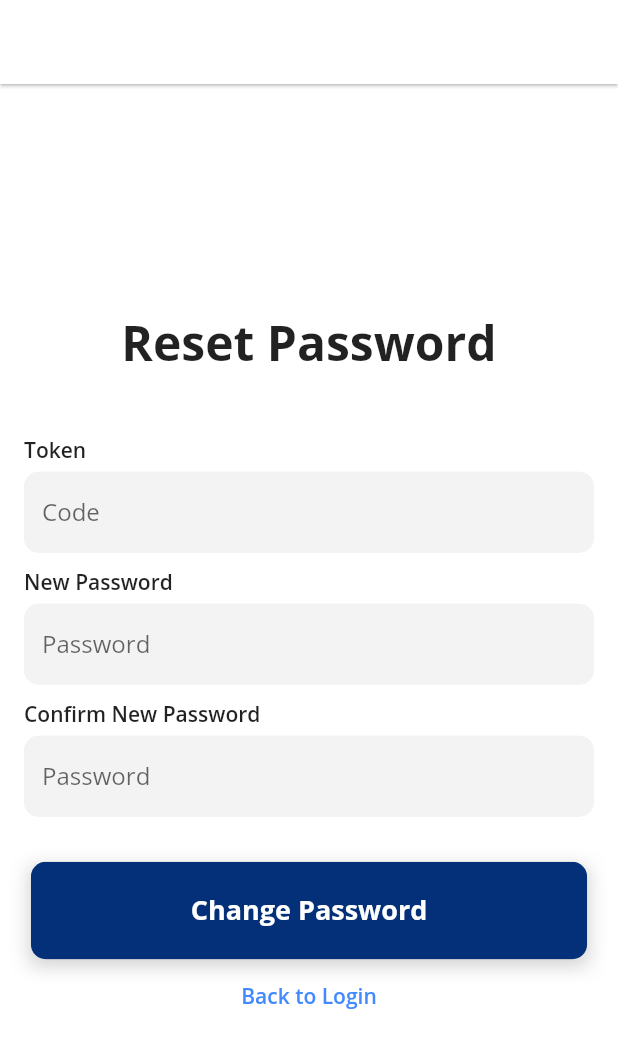
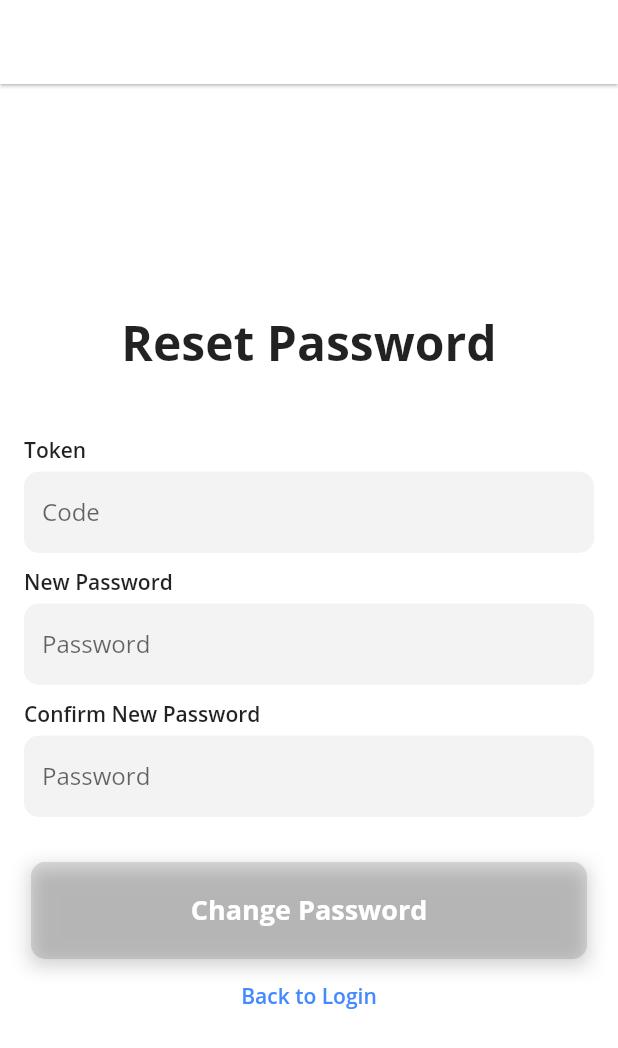
Before and after one commit to lendlc/ask-it-mobile, a Flutter app: the ResetPasswordScreen screen opened directly with empty values, on a phone screen of 412 x 824 dp. Shown: the top 1048 px of the screen. Run offline on Flutter 3.47's test engine with Material 2 defaults, Android fonts, the light colour scheme and no system bars; our stand-ins replace dio, flutter_riverpod, fpdart, freezed_annotation, get_storage, pretty_dio_logger and 3 more; missing offline and left inert: ndialog; accounts and stored records are empty; generated files the repository leaves out were written again.

Commit message:
Password reset implementation

```diff
--- a/lib/core/client.dart
+++ b/lib/core/client.dart
@@ -9,7 +9,7 @@ import 'package:riverpod_annotation/riverpod_annotation.dart';
 
 part 'client.g.dart';
 
-const String serverUrl = 'https://51b0-180-191-204-104.ap.ngrok.io';
+const String serverUrl = 'https://60bd-180-191-204-104.ap.ngrok.io';
 
 @RestApi(baseUrl: '$serverUrl/api/v1/')
 abstract class RestClient {
@@ -52,6 +52,9 @@ abstract class RestClient {
 
   @PUT('auth/password_reset/')
   Future<void> resetPassword(@Body() ResetPasswordDto dto);
+
+  @POST('auth/password_change/')
+  Future<void> changePassword(@Body() ChangePasswordDto dto);
 }
 
 class _ApiTokenInterceptor extends Interceptor {
--- a/lib/screens/auth/reset_password_screen.dart
+++ b/lib/screens/auth/reset_password_screen.dart
@@ -1,10 +1,33 @@
 import 'package:ask_it/components/rounded_button.dart';
+import 'package:ask_it/core/auth/auth_controller.dart';
+import 'package:ask_it/core/auth/auth_dto.dart';
+import 'package:ask_it/core/basic_error.dart';
 import 'package:flutter/material.dart';
+import 'package:flutter_riverpod/flutter_riverpod.dart';
+import 'package:fpdart/fpdart.dart' show Either;
+import 'package:ndialog/ndialog.dart';
 
 import '../../constants.dart';
 
-class ResetPasswordScreen extends StatelessWidget {
+class ResetPasswordScreen extends StatefulWidget {
   const ResetPasswordScreen({super.key});
+
+  @override
+  State<ResetPasswordScreen> createState() => _ResetPasswordScreenState();
+}
+
+class _ResetPasswordScreenState extends State<ResetPasswordScreen> {
+  String? _code, _password, _confirmPassword;
+
+  GlobalKey<FormState> _formKey = GlobalKey<FormState>();
+
+  bool get _isFormValid =>
+      _code != null &&
+      _code!.isNotEmpty &&
+      _password != null &&
+      _password!.isNotEmpty &&
+      _confirmPassword != null &&
+      _confirmPassword!.isNotEmpty;
 
   @override
   Widget build(BuildContext context) {
@@ -16,6 +39,8 @@ class ResetPasswordScreen extends StatelessWidget {
       ),
       body: Container(
         padding: EdgeInsets.all(16),
+        child: Form(
+          key: _formKey,
           child: Column(
             mainAxisAlignment: MainAxisAlignment.center,
             children: <Widget>[
@@ -29,51 +54,122 @@ class ResetPasswordScreen extends StatelessWidget {
               SizedBox(
                 height: 30,
               ),
-            _buildTokenTF(),
-            _buildNewPasswordTF(),
-            _buildConfirmPasswordTF(),
-            SizedBox(
-              height: 25,
-            ),
-            RoundedButton(
-              text: 'Change Password',
-              color: secondaryColor,
-              textColor: Colors.white,
-              press: () {
-                Navigator.pushNamed(context, '/login');
-              },
+              Container(
+                margin: EdgeInsets.fromLTRB(0, 10, 0, 0),
+                child: Column(
+                  crossAxisAlignment: CrossAxisAlignment.start,
+                  children: [
+                    Text(
+                      'Token',
+                      style: TextStyle(fontWeight: FontWeight.w600),
                     ),
                     SizedBox(
-              height: 10,
+                      height: 5,
                     ),
-            GestureDetector(
-              onTap: () {
-                Navigator.pushNamed(context, '/login');
-              },
-              child: Text(
-                'Back to Login',
-                style: TextStyle(
-                  color: Colors.blueAccent,
-                  fontSize: 14,
-                  fontWeight: FontWeight.w600,
+                    TextFormField(
+                      decoration: InputDecoration(
+                        hintText: 'Code',
+                        filled: true,
+                        fillColor: lightColor,
+                        isDense: true,
+                        //Border when user Uses the Text Field
+                        focusedBorder: OutlineInputBorder(
+                          borderRadius: BorderRadius.circular(10.0),
+                          borderSide: BorderSide(
+                            color: Colors.black26,
                           ),
                         ),
+                        //Default Border Color
+                        enabledBorder: OutlineInputBorder(
+                          borderRadius: BorderRadius.circular(10.0),
+                          borderSide: BorderSide(
+                            color: lightColor,
+                            //width: 2.0,
+                          ),
+                        ),
+                        //Border When there is an Error
+                        errorBorder: OutlineInputBorder(
+                          //borderRadius: BorderRadius.circular(10.0),
+                          borderSide: BorderSide(
+                            color: Colors.red,
+                            width: 2.0,
+                          ),
+                        ),
+                      ),
+                      validator: (String? val) {
+                        if (val == null || val.isEmpty) {
+                          return 'Code is required';
+                        }
+                        return null;
+                      },
+                      onChanged: (String? val) {
+                        setState(() {
+                          _code = val;
+                        });
+                      },
                     ),
                   ],
                 ),
               ),
-    );
+              Container(
+                margin: EdgeInsets.fromLTRB(0, 10, 0, 0),
+                child: Column(
+                  crossAxisAlignment: CrossAxisAlignment.start,
+                  children: [
+                    Text(
+                      'New Password',
+                      style: TextStyle(fontWeight: FontWeight.w600),
+                    ),
+                    SizedBox(
+                      height: 5,
+                    ),
+                    TextFormField(
+                      obscureText: true,
+                      decoration: InputDecoration(
+                        hintText: 'Password',
+                        filled: true,
+                        fillColor: lightColor,
+                        isDense: true,
+                        //Border when user Uses the Text Field
+                        focusedBorder: OutlineInputBorder(
+                          borderRadius: BorderRadius.circular(10.0),
+                          borderSide: BorderSide(
+                            color: Colors.black26,
+                          ),
+                        ),
+                        //Default Border Color
+                        enabledBorder: OutlineInputBorder(
+                          borderRadius: BorderRadius.circular(10.0),
+                          borderSide: BorderSide(
+                            color: lightColor,
+                            //width: 2.0,
+                          ),
+                        ),
+                        //Border When there is an Error
+                        errorBorder: OutlineInputBorder(
+                          //borderRadius: BorderRadius.circular(10.0),
+                          borderSide: BorderSide(
+                            color: Colors.red,
+                            width: 2.0,
+                          ),
+                        ),
+                      ),
+                      validator: (String? val) {
+                        if (val == null || val.isEmpty) {
+                          return 'Password is required';
                         }
-}
-
-class _buildConfirmPasswordTF extends StatelessWidget {
-  const _buildConfirmPasswordTF({
-    Key? key,
-  }) : super(key: key);
-
-  @override
-  Widget build(BuildContext context) {
-    return Container(
+                        return null;
+                      },
+                      onChanged: (String? val) {
+                        setState(() {
+                          _password = val;
+                        });
+                      },
+                    ),
+                  ],
+                ),
+              ),
+              Container(
                 margin: EdgeInsets.fromLTRB(0, 10, 0, 0),
                 child: Column(
                   crossAxisAlignment: CrossAxisAlignment.start,
@@ -118,140 +214,101 @@ class _buildConfirmPasswordTF extends StatelessWidget {
                       ),
                       validator: (String? val) {
                         if (val == null || val.isEmpty) {
-                return 'Email is required';
+                          return 'Confirmation password is required';
                         }
+
+                        if (val != _password) {
+                          return 'Passwords do not match';
+                        }
+
+                        return null;
                       },
-            onSaved: (String? val) {
-              //Assigns state to variable.
+                      onChanged: (String? val) {
+                        setState(() {
+                          _confirmPassword = val;
+                        });
                       },
                     ),
                   ],
                 ),
-    );
-  }
+              ),
+              SizedBox(
+                height: 25,
+              ),
+              Consumer(
+                builder: (context, ref, _) {
+                  return RoundedButton(
+                    text: 'Change Password',
+                    color: secondaryColor,
+                    textColor: Colors.white,
+                    press: _isFormValid
+                        ? () {
+                            if (!(_formKey.currentState?.validate() ?? false)) {
+                              return;
                             }
 
-class _buildNewPasswordTF extends StatelessWidget {
-  const _buildNewPasswordTF({
-    Key? key,
-  }) : super(key: key);
+                            ProgressDialog.future<Either<BasicError, bool>>(
+                              context,
+                              future: ref.read(resetPasswordProvider).call(
+                                    ResetPasswordDto(
+                                      email: email,
+                                      code: _code!,
+                                      newPassword: _password!,
+                                      newPasswordConfirmation: _confirmPassword!,
+                                    ),
+                                  ),
+                              title: Text('Password reset'),
+                              message: Text('Please wait...'),
+                            ).then((value) {
+                              if (value == null) return;
 
-  @override
-  Widget build(BuildContext context) {
-    return Container(
-      margin: EdgeInsets.fromLTRB(0, 10, 0, 0),
-      child: Column(
-        crossAxisAlignment: CrossAxisAlignment.start,
-        children: [
-          Text(
-            'New Password',
-            style: TextStyle(fontWeight: FontWeight.w600),
+                              value.fold(
+                                (l) {
+                                  ScaffoldMessenger.of(context).showSnackBar(
+                                    SnackBar(
+                                      content: Text(l.message),
+                                      backgroundColor: Colors.red,
+                                    ),
+                                  );
+                                },
+                                (r) {
+                                  if (r) {
+                                    ScaffoldMessenger.of(context).showSnackBar(
+                                      SnackBar(
+                                        content: Text('Password reset successful'),
+                                        backgroundColor: secondaryColor,
+                                      ),
+                                    );
+                                    Navigator.pushNamed(context, '/login');
+                                  }
+                                },
+                              );
+                            });
+                          }
+                        : null,
+                  );
+                },
               ),
               SizedBox(
-            height: 5,
+                height: 10,
               ),
-          TextFormField(
-            obscureText: true,
-            decoration: InputDecoration(
-              hintText: 'Password',
-              filled: true,
-              fillColor: lightColor,
-              isDense: true,
-              //Border when user Uses the Text Field
-              focusedBorder: OutlineInputBorder(
-                borderRadius: BorderRadius.circular(10.0),
-                borderSide: BorderSide(
-                  color: Colors.black26,
-                ),
-              ),
-              //Default Border Color
-              enabledBorder: OutlineInputBorder(
-                borderRadius: BorderRadius.circular(10.0),
-                borderSide: BorderSide(
-                  color: lightColor,
-                  //width: 2.0,
-                ),
-              ),
-              //Border When there is an Error
-              errorBorder: OutlineInputBorder(
-                //borderRadius: BorderRadius.circular(10.0),
-                borderSide: BorderSide(
-                  color: Colors.red,
-                  width: 2.0,
+              GestureDetector(
+                onTap: () {
+                  Navigator.pushNamed(context, '/login');
+                },
+                child: Text(
+                  'Back to Login',
+                  style: TextStyle(
+                    color: Colors.blueAccent,
+                    fontSize: 14,
+                    fontWeight: FontWeight.w600,
                   ),
                 ),
               ),
-            validator: (String? val) {
-              if (val == null || val.isEmpty) {
-                return 'Email is required';
-              }
-            },
-            onSaved: (String? val) {
-              //Assigns state to variable.
-            },
+            ],
           ),
-        ],
+        ),
       ),
     );
   }
 }
-
-class _buildTokenTF extends StatelessWidget {
-  @override
-  Widget build(BuildContext context) {
-    return Container(
-      margin: EdgeInsets.fromLTRB(0, 10, 0, 0),
-      child: Column(
-        crossAxisAlignment: CrossAxisAlignment.start,
-        children: [
-          Text(
-            'Token',
-            style: TextStyle(fontWeight: FontWeight.w600),
-          ),
-          SizedBox(
-            height: 5,
-          ),
-          TextFormField(
-            decoration: InputDecoration(
-              hintText: 'Code',
-              filled: true,
-              fillColor: lightColor,
-              isDense: true,
-              //Border when user Uses the Text Field
-              focusedBorder: OutlineInputBorder(
-                borderRadius: BorderRadius.circular(10.0),
-                borderSide: BorderSide(
-                  color: Colors.black26,
-                ),
-              ),
-              //Default Border Color
-              enabledBorder: OutlineInputBorder(
-                borderRadius: BorderRadius.circular(10.0),
-                borderSide: BorderSide(
-                  color: lightColor,
-                  //width: 2.0,
-                ),
-              ),
-              //Border When there is an Error
-              errorBorder: OutlineInputBorder(
-                //borderRadius: BorderRadius.circular(10.0),
-                borderSide: BorderSide(
-                  color: Colors.red,
-                  width: 2.0,
-                ),
-              ),
-            ),
-            validator: (String? val) {
-              if (val == null || val.isEmpty) {
-                return 'Email is required';
-              }
-            },
-            onSaved: (String? val) {
-              //Assigns state to variable.
-            },
-          ),
-        ],
-      ),
-    );
-  }
-}
--- a/lib/screens/shared/change_password_screen.dart
+++ b/lib/screens/shared/change_password_screen.dart
@@ -157,6 +157,8 @@ class _ChangePasswordScreenState extends State<ChangePasswordScreen> {
 
                     _formKey.currentState!.save();
 
+                    // TODO(acgonzales): Implement change password
+
                     //Post Data to API
 
                     //Back to Edit Profile Screen
```
Also changed, not shown: lib/core/auth/auth_controller.dart (+16 -0 lines), lib/core/auth/auth_dto.dart (+14 -0 lines), lib/core/auth/auth_repository.dart (+17 -4 lines), lib/screens/auth/forgot_password_screen.dart (+18 -3 lines), lib/core/auth/auth_controller.g.dart, lib/core/auth/auth_dto.freezed.dart, lib/core/auth/auth_dto.g.dart, lib/core/client.g.dart. Lines whose indentation alone changed are shown as unchanged.
